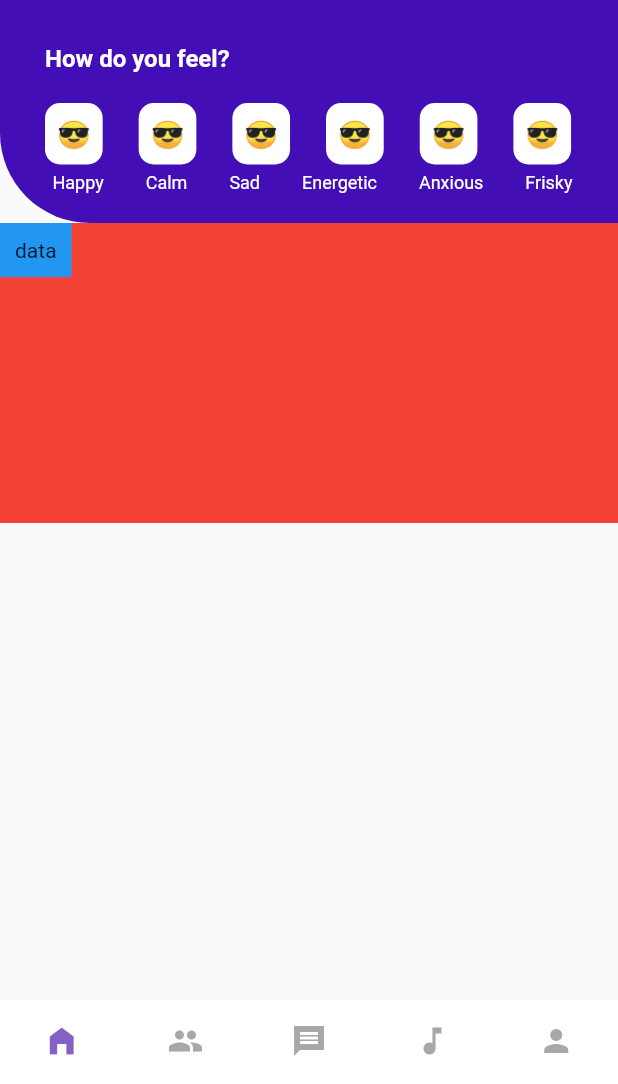
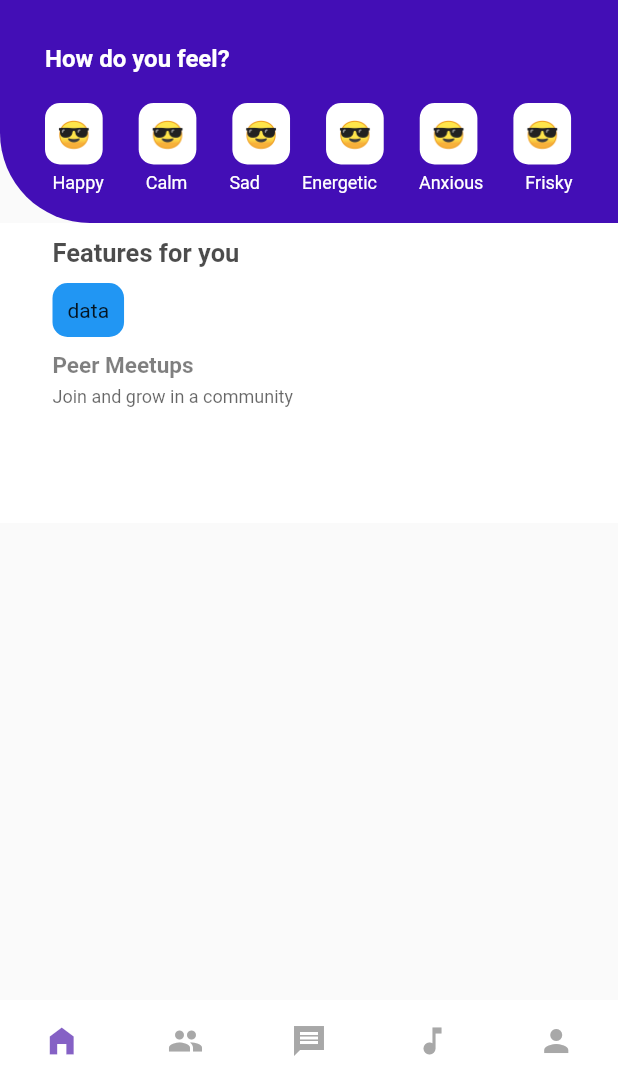
Before and after one commit to jaymesC/safeplace-social-app, a Flutter app: the screen it shows after launch, on a phone screen of 412 x 824 dp, the part 152-1236 px from its top. Run offline on Flutter 3.47's test engine with Material 2 defaults, Android fonts, the phone set to English and light mode, and no system bars; our stand-ins replace flutter_spinkit.

Commit message:
updated homepage

```diff
--- a/lib/pages/home_page.dart
+++ b/lib/pages/home_page.dart
@@ -112,13 +112,39 @@ class HomePage extends StatelessWidget {
 
   _featureSection() {
     return Container(
+      padding: const EdgeInsets.only(left: 35, top: 10),
       height: 200,
-      decoration: BoxDecoration(color: Colors.red),
+      decoration: BoxDecoration(
+        color: Colors.white,
+      ),
       child: Row(
-        // mainAxisAlignment: MainAxisAlignment.start,
-        crossAxisAlignment: CrossAxisAlignment.start,
+        mainAxisAlignment: MainAxisAlignment.start,
+        // crossAxisAlignment: CrossAxisAlignment.start,
         children: [
-          FeatureCard(),
+          Column(
+            crossAxisAlignment: CrossAxisAlignment.start,
+            children: [
+              Text('Features for you',
+                  style: TextStyle(
+                      fontSize: 17,
+                      fontWeight: FontWeight.bold,
+                      color: Colors.black.withOpacity(0.7))),
+              SizedBox(height: 10),
+              FeatureCard(),
+              SizedBox(height: 10),
+              Text('Peer Meetups',
+                  style: TextStyle(
+                      fontSize: 15,
+                      fontWeight: FontWeight.bold,
+                      color: Colors.black.withOpacity(0.5))),
+              SizedBox(height: 5),
+              Text('Join and grow in a community',
+                  style: TextStyle(
+                      fontSize: 12,
+                      // fontWeight: FontWeight.bold,
+                      color: Colors.black.withOpacity(0.6))),
+            ],
+          ),
         ],
       ),
     );
--- a/lib/widgets/feature_card.dart
+++ b/lib/widgets/feature_card.dart
@@ -7,7 +7,8 @@ class FeatureCard extends StatelessWidget {
   Widget build(BuildContext context) {
     return Container(
       padding: const EdgeInsets.fromLTRB(10, 10, 10, 10),
-      decoration: BoxDecoration(color: Colors.blue),
+      decoration: BoxDecoration(
+          color: Colors.blue, borderRadius: BorderRadius.circular(10)),
       child: Text('data'),
     );
   }
```
